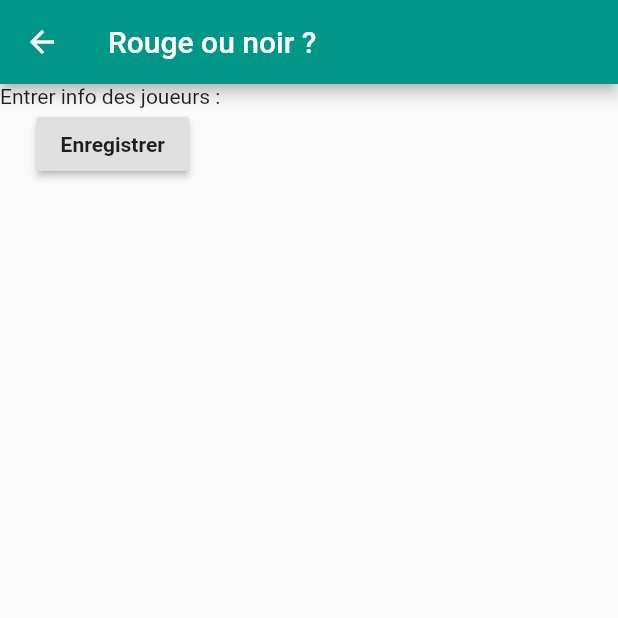
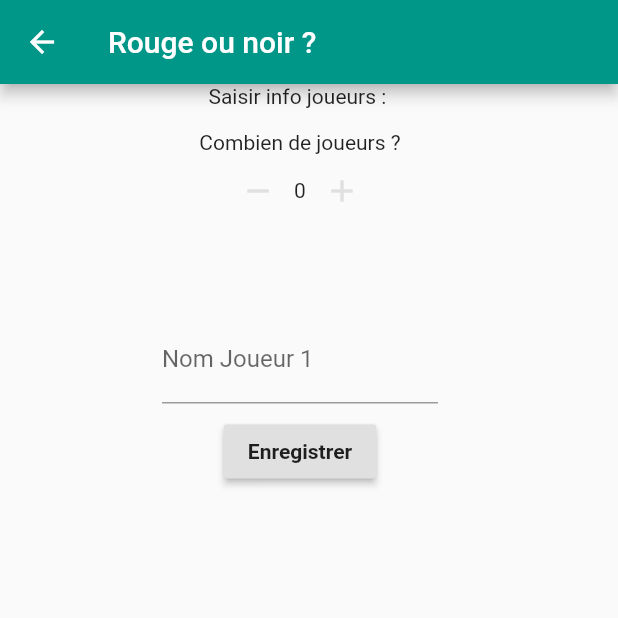
Before and after one commit to dianecdr/rouge_noir, a Flutter app: the RegisterPlayersScreen screen opened directly, on a phone screen of 412 x 824 dp, the top half of it. Run offline on Flutter 3.47's test engine with Material 2 defaults, Android fonts, the phone set to English and light mode, and no system bars; our stand-ins replace material_design_icons_flutter; accounts and stored records are empty.

Commit message:
Change nb users in register players screen

```diff
--- a/lib/screens/register_players_screen.dart
+++ b/lib/screens/register_players_screen.dart
@@ -1,7 +1,13 @@
 import 'package:flutter/material.dart';
 import 'package:rouge_noir/screens/game_screen.dart';
+import 'package:rouge_noir/widget/info_user_form.dart';
 
-class RegisterPlayersScreen extends StatelessWidget {
+class RegisterPlayersScreen extends StatefulWidget {
+  @override
+  _RegisterPlayersScreenState createState() => _RegisterPlayersScreenState();
+}
+
+class _RegisterPlayersScreenState extends State<RegisterPlayersScreen> {
   void selectRegisterPlayers(BuildContext ctx) {
     Navigator.of(ctx).push(
       MaterialPageRoute(builder: (_) {
@@ -11,22 +17,65 @@ class RegisterPlayersScreen extends StatelessWidget {
   }
 
   @override
+  int nbUsers = 0;
+
+  void increaseNbUsers() {
+    setState(() {
+      nbUsers++;
+    });
+  }
+
+  void decreaseNbUsers() {
+    setState(() {
+      nbUsers--;
+    });
+  }
+
   Widget build(BuildContext context) {
     return Scaffold(
       appBar: AppBar(
         title: Text('Rouge ou noir ?'),
       ),
-      body: Column(
+      body: Container(
+        width: 400,
+        child: Column(
           children: <Widget>[
             Container(
-            child: Text('Entrer info des joueurs : '),
+              child: Text('Saisir info joueurs : '),
             ),
+            Container(
+              margin: EdgeInsets.all(15),
+              height: 100,
+              child: Column(
+                children: <Widget>[
+                  Text('Combien de joueurs ?'),
+                  Row(
+                    mainAxisAlignment: MainAxisAlignment.center,
+                    children: <Widget>[
+                      IconButton(
+                        icon: Icon(Icons.remove),
+                        color: Theme.of(context).buttonColor,
+                        onPressed: decreaseNbUsers,
+                      ),
+                      Text(nbUsers.toString()),
+                      IconButton(
+                        icon: Icon(Icons.add),
+                        color: Theme.of(context).buttonColor,
+                        onPressed: increaseNbUsers,
+                      )
+                    ],
+                  )
+                ],
+              ),
+            ),
+            InfoUserForm(),
             RaisedButton(
               child: Text('Enregistrer'),
               onPressed: () => selectRegisterPlayers(context),
             )
           ],
         ),
+      ),
     );
   }
 }
--- /dev/null
+++ b/lib/widget/info_user_form.dart
@@ -0,0 +1,17 @@
+import 'package:flutter/material.dart';
+
+class InfoUserForm extends StatelessWidget {
+  final userNameController = TextEditingController();
+
+  @override
+  Widget build(BuildContext context) {
+    return Container(
+      width: 200,
+      padding: const EdgeInsets.all(8.0),
+      child: TextField(
+        controller: userNameController,
+        decoration: InputDecoration(labelText: 'Nom Joueur 1'),
+      ),
+    );
+  }
+}
```
Lines whose indentation alone changed are shown as unchanged.
